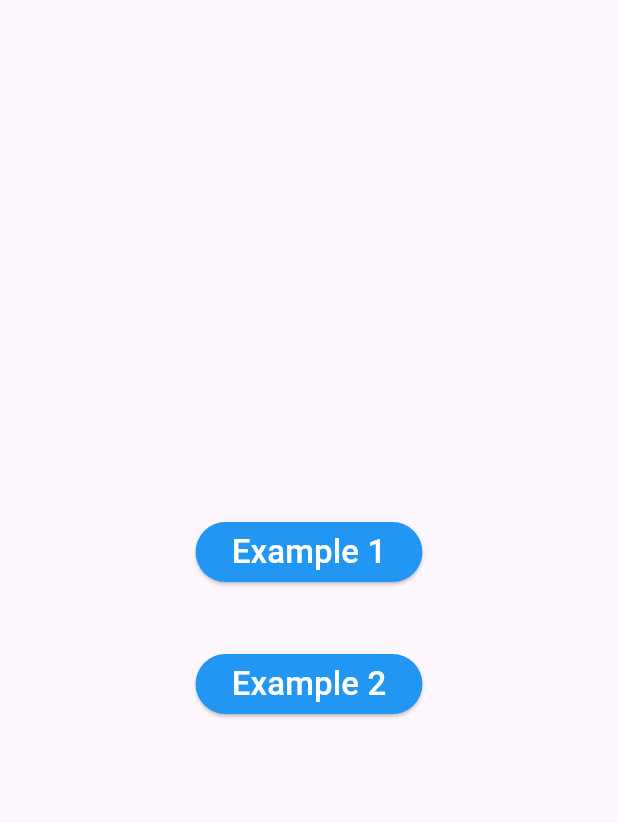
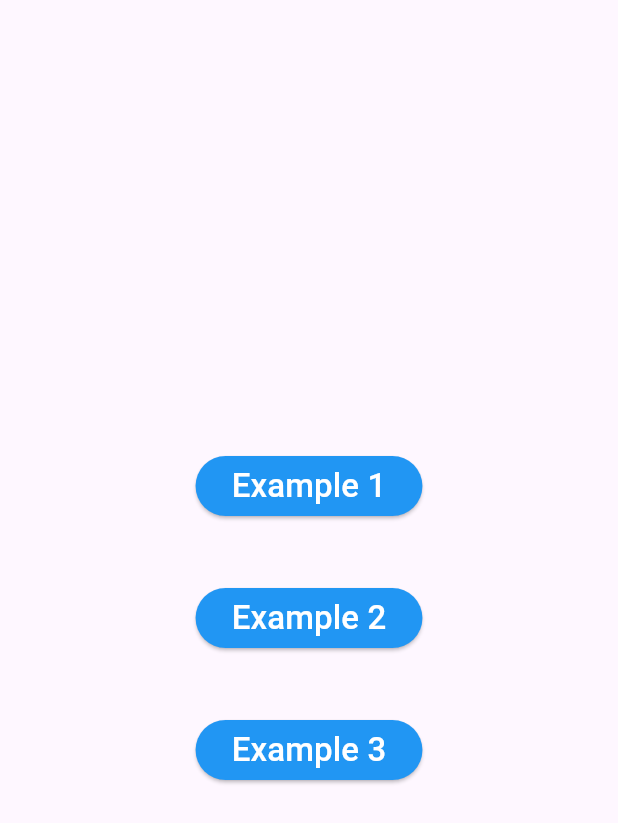
Before and after one commit to LordOlumide/flutter_3d_carousel_example, a Flutter app: the screen it shows after launch, on a phone screen of 412 x 824 dp. Shown: the top 823 px of the screen. Run offline on Flutter 3.47's test engine with Material 3 defaults, Android fonts, the phone set to English and light mode, and no system bars; missing offline and left inert: flutter_3d_carousel.

Commit message:
Done with version 2.1.0

```diff
--- a/lib/example_2/example_2.dart
+++ b/lib/example_2/example_2.dart
@@ -28,6 +28,7 @@ class _Example2State extends State<Example2> {
               isDragInteractive: true,
               onlyRenderForeground: false,
               clockwise: false,
+              spinAxis: Axis.horizontal,
               backgroundBlur: 3,
               spinWhileRotating: false,
               shouldRotate: true,
@@ -35,6 +36,7 @@ class _Example2State extends State<Example2> {
               snapTimeInMillis: 100,
               perspectiveStrength: 0.001,
               dragSensitivity: 1.5,
+              clipBehavior: Clip.hardEdge,
               onValueChanged: (newValue) {
                 // print(newValue);
               },
--- a/lib/main.dart
+++ b/lib/main.dart
@@ -1,7 +1,7 @@
-import 'package:flutter_3d_carousel/flutter_3d_carousel.dart';
 import 'package:flutter/material.dart';
 import 'package:flutter_3d_carousel_example/example_1/example_1.dart';
 import 'package:flutter_3d_carousel_example/example_2/example_2.dart';
+import 'package:flutter_3d_carousel_example/example_3/example_3.dart';
 
 void main() {
   runApp(const MyApp());
@@ -59,6 +59,20 @@ class _HomeScreenState extends State<HomeScreen> {
               ),
               child: Text('Example 2', style: TextStyle(fontSize: 22)),
             ),
+            const SizedBox(height: 40),
+            ElevatedButton(
+              onPressed: () {
+                Navigator.push(
+                  context,
+                  MaterialPageRoute(builder: (context) => Example3()),
+                );
+              },
+              style: ButtonStyle(
+                backgroundColor: WidgetStatePropertyAll(Colors.blue),
+                foregroundColor: WidgetStatePropertyAll(Colors.white),
+              ),
+              child: Text('Example 3', style: TextStyle(fontSize: 22)),
+            ),
           ],
         ),
       ),
```
Also changed, not shown: lib/example_3/example_3.dart (added, +53 -0 lines), 1 other file.
